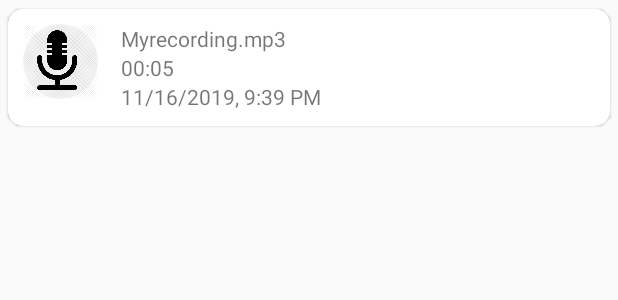
After one commit to gurpreet433/SoundRecorderAndroid, an Android app: the layout single_recording_row.xml on its own in the app's theme, with its tools: preview values and no code run, on a phone screen of 412 x 824 dp. The commit adds this screen. Shown: the top 300 px of the screen. Run offline under Robolectric (Android 15) with nearby library versions, the phone set to English and light mode, and no system bars.

Commit message:
Added cardLayout to SavedRecording layout.
* filled with dummy data
* issue: recycler view is not updating after new recording is saved

```diff
--- a/app/build.gradle
+++ b/app/build.gradle
@@ -25,6 +25,7 @@ dependencies {
     implementation 'com.android.support.constraint:constraint-layout:1.1.3'
     implementation 'android.arch.lifecycle:extensions:1.1.1'
     implementation 'com.android.support:support-v4:28.0.0'
+    implementation 'com.android.support:recyclerview-v7:28.0.0'
     testImplementation 'junit:junit:4.12'
     androidTestImplementation 'com.android.support.test:runner:1.0.2'
     androidTestImplementation 'com.android.support.test.espresso:espresso-core:3.0.2'
--- a/app/src/main/java/com/social/network/soundrecordereasy/ui/main/SectionsPagerAdapter.java
+++ b/app/src/main/java/com/social/network/soundrecordereasy/ui/main/SectionsPagerAdapter.java
@@ -36,7 +36,6 @@ public class SectionsPagerAdapter extends FragmentPagerAdapter {
 
     @Override
     public int getCount() {
-        // Show 2 total pages.
         return 2;
     }
 }
--- /dev/null
+++ b/app/src/main/res/drawable/solid_circle.xml
@@ -0,0 +1,10 @@
+<?xml version="1.0" encoding="utf-8"?>
+<selector xmlns:android="http://schemas.android.com/apk/res/android">
+    <item>
+        <shape android:shape="oval">
+            <solid
+                android:width="3dp"
+                android:color="#F3F2F2"/>
+        </shape>
+    </item>
+</selector>
--- /dev/null
+++ b/app/src/main/res/layout/single_recording_row.xml
@@ -0,0 +1,59 @@
+<?xml version="1.0" encoding="utf-8"?>
+<LinearLayout
+    xmlns:android="http://schemas.android.com/apk/res/android"
+    xmlns:card_view="http://schemas.android.com/apk/res-auto"
+    android:orientation="vertical"
+    android:layout_width="match_parent"
+    android:layout_height="wrap_content">
+
+    <android.support.v7.widget.CardView
+        android:id="@+id/card_view"
+        android:layout_width="match_parent"
+        android:layout_height="wrap_content"
+        card_view:cardBackgroundColor="#fff"
+        card_view:cardCornerRadius="10dp"
+        card_view:cardElevation="1dp"
+        card_view:contentPaddingTop="10dp"
+        card_view:contentPaddingBottom="10dp"
+        card_view:cardUseCompatPadding="true">
+
+    <LinearLayout
+        android:layout_width="match_parent"
+        android:layout_height="wrap_content"
+        android:orientation="horizontal">
+
+        <ImageView
+            android:layout_width="50dp"
+            android:layout_height="50dp"
+            android:layout_marginLeft="10sp"
+            android:layout_marginRight="15dp"
+            android:background="@drawable/solid_circle"
+            android:scaleType="fitCenter"
+            android:src="@drawable/mic_img" />
+
+        <LinearLayout
+            android:layout_width="match_parent"
+            android:layout_height="wrap_content"
+            android:orientation="vertical">
+
+            <TextView
+                android:text="Myrecording.mp3"
+                android:id="@+id/recording_name"
+                android:layout_width="match_parent"
+                android:layout_height="wrap_content"/>
+            <TextView
+                android:text="00:05"
+                android:id="@+id/recording_time"
+                android:layout_width="match_parent"
+                android:layout_height="wrap_content"/>
+            <TextView
+                android:text="11/16/2019, 9:39 PM"
+                android:id="@+id/recording_date_time"
+                android:layout_width="match_parent"
+                android:layout_height="wrap_content"/>
+
+        </LinearLayout>
+    </LinearLayout>
+    </android.support.v7.widget.CardView>
+
+</LinearLayout>
```
Also changed, not shown: app/src/main/java/com/social/network/soundrecordereasy/MainActivity.java (+1 -6 lines), app/src/main/java/com/social/network/soundrecordereasy/RecordFile.java (added, +37 -0 lines), app/src/main/java/com/social/network/soundrecordereasy/RecordingRecyclerViewAdapter.java (added, +84 -0 lines), app/src/main/java/com/social/network/soundrecordereasy/ui/main/RecordedAudioFragment.java (+28 -12 lines), app/src/main/java/com/social/network/soundrecordereasy/ui/main/RecordingFragment.java (+6 -6 lines), app/src/main/res/layout/fragment_recordings.xml (+3 -4 lines).
